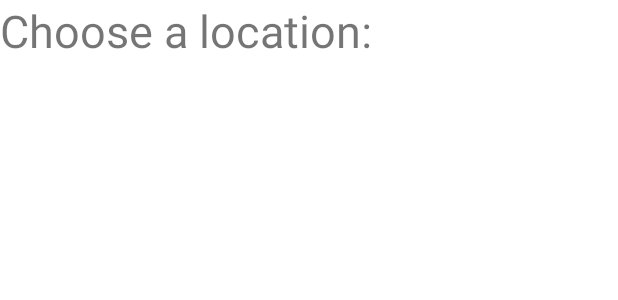
After one commit to Gideon-Jaffe/MTGCollection, an Android app: the layout remove_card_popup.xml on its own in the app's theme, with its tools: preview values and no code run, on a phone screen of 412 x 824 dp. The commit adds this screen. Shown: the top 300 px of the screen. Run offline under Robolectric (Android 15) with nearby library versions, the phone set to English and light mode, and no system bars; network calls fail.

Commit message:
fixing up the code

```diff
--- a/app/src/main/java/com/example/mtgcollection/ui/card_search/CardSearchFragment.kt
+++ b/app/src/main/java/com/example/mtgcollection/ui/card_search/CardSearchFragment.kt
@@ -135,7 +135,7 @@ class CardSearchFragment : Fragment() {
 
     private fun createCardDialog(cardInfo: MTGCardInfo) {
         val dialog = Dialog(this.requireContext())
-        dialog.setContentView(com.example.mtgcollection.R.layout.add_card_popup_test)
+        dialog.setContentView(com.example.mtgcollection.R.layout.add_card_popup_first)
         dialog.findViewById<TextView>(com.example.mtgcollection.R.id.add_card_popup_card_name).text = cardInfo.card_name
         dialog.findViewById<ImageView>(com.example.mtgcollection.R.id.add_card_popup_set_image).setImageDrawable(cardInfo.getSetImage(context))
         dialog.findViewById<TextView>(com.example.mtgcollection.R.id.add_card_popup_usd).text = "${cardInfo.prices.usd.toString()}$"
--- /dev/null
+++ b/app/src/main/res/layout/remove_card_popup.xml
@@ -0,0 +1,20 @@
+<?xml version="1.0" encoding="utf-8"?>
+<LinearLayout xmlns:android="http://schemas.android.com/apk/res/android"
+    android:layout_width="wrap_content"
+    android:layout_height="wrap_content"
+    android:orientation="vertical"
+    android:id="@+id/remove_card_popup_linear_layout">
+
+    <TextView
+        android:layout_width="match_parent"
+        android:layout_height="match_parent"
+        android:text="Choose a location:"
+        android:textSize="30sp"
+        android:layout_gravity="center"/>
+
+    <androidx.recyclerview.widget.RecyclerView
+        android:layout_width="match_parent"
+        android:layout_height="wrap_content"
+        android:id="@+id/remove_card_popup_recyclerview"/>
+
+</LinearLayout>
```
Also changed, not shown: app/src/main/java/com/example/mtgcollection/ui/gallery/CollectionDataBase.kt (+12 -9 lines), app/src/main/java/com/example/mtgcollection/ui/gallery/GalleryFragment.kt (+73 -21 lines), app/src/main/res/layout/remove_card_popup_list_item.xml (added, +14 -0 lines), app/src/main/res/layout/add_card_popup_first.xml (renamed from app/src/main/res/layout/add_card_popup_test.xml).
